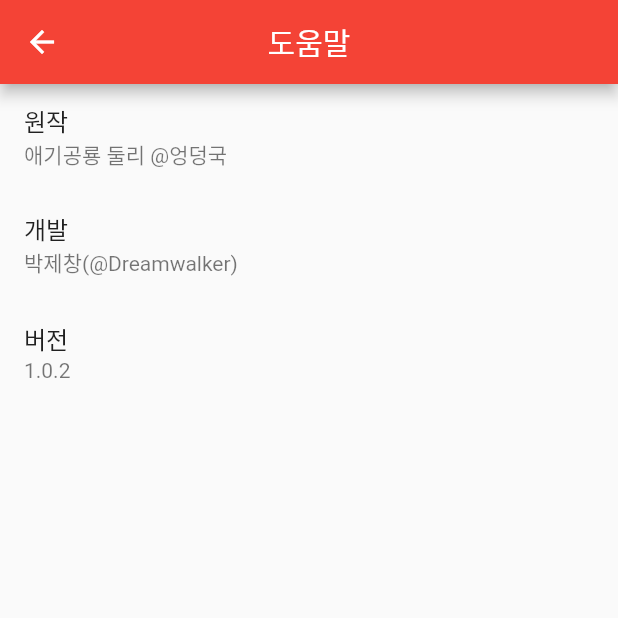
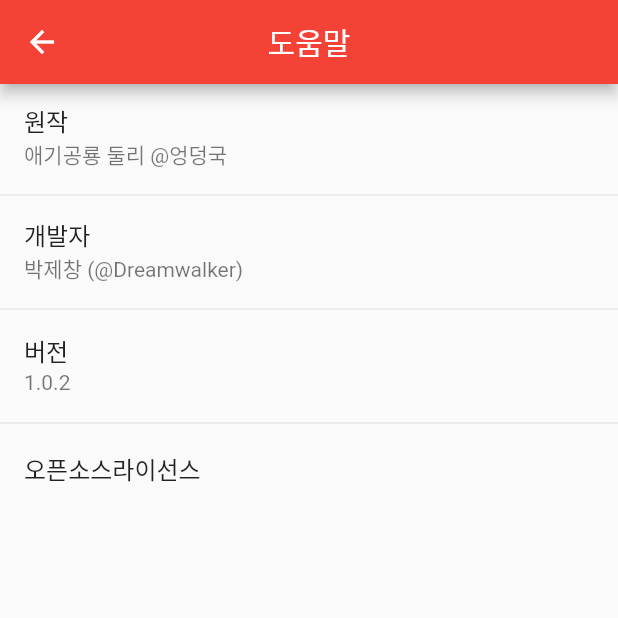
Before and after one commit to JAICHANGPARK/flutter_dooly_creator, a Flutter app: the screen it shows after launch, in the side drawer, after a tap on "도움말", on a phone screen of 412 x 824 dp, the top half of it. Run offline on Flutter 3.47's test engine with Material 2 defaults, Android fonts, the phone set to English and light mode, and no system bars; our stand-ins replace cached_network_image, firebase_core, flutter_neumorphic, fluttertoast, image_gallery_saver, permission_handler and 2 more; missing offline and left inert: esys_flutter_share; accounts and stored records are empty; project files that could hold a hidden picture were left out.

Commit message:
Update app_info_page.dart

```diff
--- a/lib/ui/app_info_page.dart
+++ b/lib/ui/app_info_page.dart
@@ -1,5 +1,4 @@
 import 'package:flutter/material.dart';
-
 
 class AppInfoPage extends StatelessWidget {
   @override
@@ -16,13 +15,22 @@ class AppInfoPage extends StatelessWidget {
               title: Text("원작"),
               subtitle: Text("애기공룡 둘리 @엉덩국"),
             ),
+            Divider(height: 4,),
             ListTile(
-              title: Text("개발"),
-              subtitle: Text("박제창(@Dreamwalker)"),
+              title: Text("개발자"),
+              subtitle: Text("박제창 (@Dreamwalker)"),
             ),
+            Divider(height: 4,),
             ListTile(
               title: Text("버전"),
               subtitle: Text("1.0.2"),
+            ),
+            Divider(height: 4,),
+            ListTile(
+              title: Text("오픈소스라이선스"),
+              onTap: () {
+                Navigator.of(context).push(MaterialPageRoute(builder: (context) => LicensePage()));
+              },
             )
           ],
         ),
```
